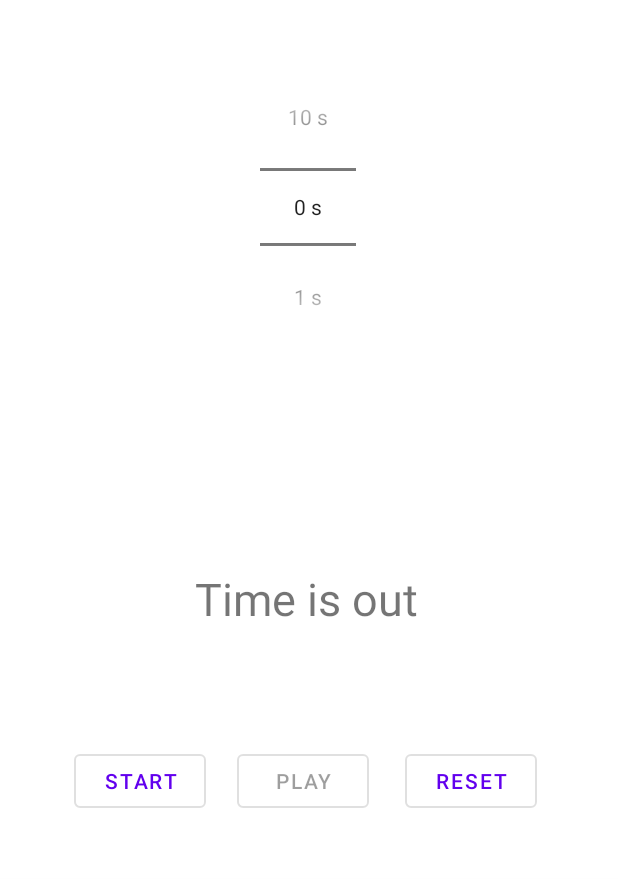
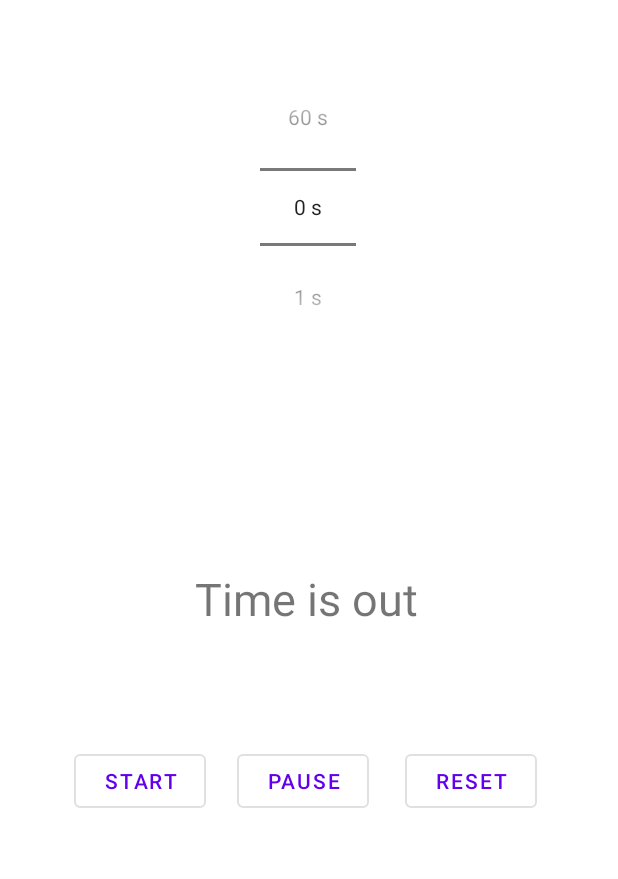
Before and after one commit to Jonnellisuus/Android-java, an Android app: the NotificationsFragment screen opened through its navigation route, after a tap on "PLAY", on a phone screen of 412 x 824 dp. Shown: the part 269-1148 px from the top of the screen. Run offline under Robolectric (Android 15) with nearby library versions, the phone set to English and light mode, and no system bars; our stand-ins replace navigation-ui; 1 statement that could not run was skipped; 2 other taps on this screen came first.

Commit message:
Timer can now be paused and resumed multiple times.

```diff
--- a/android-java-programming/app/src/main/java/com/example/helloworld/ui/notifications/NotificationsFragment.java
+++ b/android-java-programming/app/src/main/java/com/example/helloworld/ui/notifications/NotificationsFragment.java
@@ -36,10 +36,8 @@ public class NotificationsFragment extends Fragment implements View.OnClickListe
     TextView timerFinishText;
 
     int minValue = 0;
-    int maxValue = 10;
+    int maxValue = 60;
     int i;
-    int getTime;
-    int getTimeRemaining;
     int timeLeft;
     int pickedSecond;
     boolean isTimerRunning;
@@ -84,7 +82,6 @@ public class NotificationsFragment extends Fragment implements View.OnClickListe
         remainingTime = root.findViewById(R.id.timerRemainingTime);
 
         timerFinishAnimation = AnimationUtils.loadAnimation(requireActivity().getApplicationContext(), R.anim.timer_finish_animation);
-
         defaultRingtone = RingtoneManager.getRingtone(getActivity(), Settings.System.DEFAULT_RINGTONE_URI);
 
         return root;
@@ -124,16 +121,13 @@ public class NotificationsFragment extends Fragment implements View.OnClickListe
 
                 else {
                     isTimerRunning = true;
-                    pauseTimerButton.setEnabled(false);
+                    pauseTimerButton.setText(R.string.timerPauseButton);
+                    timeLeft = Integer.parseInt(String.valueOf(remainingTime.getText()));
 
-                    timeLeft = Integer.parseInt(String.valueOf(remainingTime.getText()));
-                    Log.e("What is remaining time?", String.valueOf(Integer.valueOf(timeLeft)));
-
-                    getTimeRemaining = getTimeRemaining + timeLeft;
                     countDownTimer = new CountDownTimer(timeLeft * 1000, 1000) {
                         public void onTick(long millisUntilFinished) {
-                            remainingTime.setText(String.valueOf(getTimeRemaining));
-                            getTimeRemaining--;
+                            remainingTime.setText(String.valueOf(timeLeft));
+                            timeLeft--;
                         }
 
                         public void onFinish() {
@@ -149,7 +143,6 @@ public class NotificationsFragment extends Fragment implements View.OnClickListe
             case R.id.timerRestartButton:
                 defaultRingtone.stop();
                 countDownTimer.cancel();
-                getTime = 0;
                 getParentFragmentManager().beginTransaction().detach(this).attach(this).commit();
                 break;
         }
```
